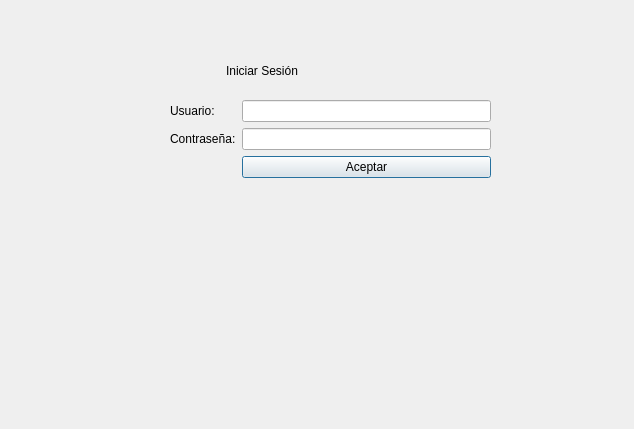
Above: untitled.ui from julinavas14/trabajo_programacion_sql before the change. Below: the same form after it.
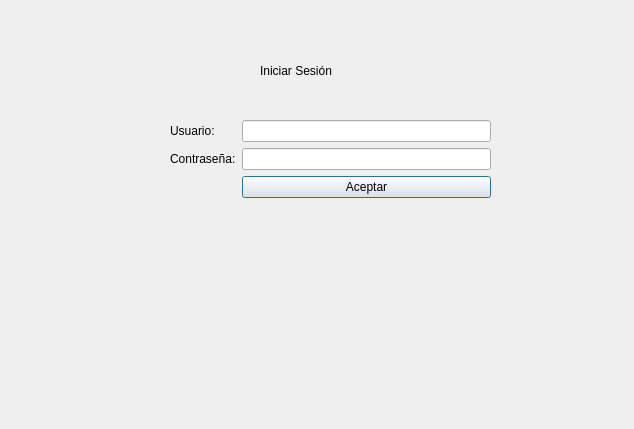
That is the form after the change.

Commit message: Cambio formato untitled.ui y el untitled.ui

Diff of the .ui file:
```diff
--- a/untitled.ui
+++ b/untitled.ui
@@ -17,7 +17,7 @@
    <property name="geometry">
     <rect>
      <x>170</x>
-     <y>100</y>
+     <y>120</y>
      <width>321</width>
      <height>281</height>
     </rect>
@@ -33,21 +33,21 @@
     <item row="0" column="1">
      <widget class="QLineEdit" name="inputUsuario"/>
     </item>
-    <item row="1" column="0">
+    <item row="3" column="0">
      <widget class="QLabel" name="contraseALabel">
       <property name="text">
        <string>Contraseña:</string>
       </property>
      </widget>
     </item>
-    <item row="1" column="1">
+    <item row="3" column="1">
      <widget class="QLineEdit" name="inputContrasena">
       <property name="text">
        <string/>
       </property>
      </widget>
     </item>
-    <item row="2" column="1">
+    <item row="4" column="1">
      <widget class="QPushButton" name="btnLogin">
       <property name="text">
        <string>Aceptar</string>
@@ -59,12 +59,18 @@
   <widget class="QLabel" name="label">
    <property name="geometry">
     <rect>
-     <x>226</x>
+     <x>260</x>
      <y>50</y>
-     <width>141</width>
+     <width>171</width>
      <height>41</height>
     </rect>
    </property>
+   <property name="minimumSize">
+    <size>
+     <width>171</width>
+     <height>0</height>
+    </size>
+   </property>
    <property name="toolTip">
     <string>&lt;html&gt;&lt;head/&gt;&lt;body&gt;&lt;p&gt;&lt;span style=&quot; font-size:14pt; font-weight:600;&quot;&gt;Iniciar Sesión&lt;/span&gt;&lt;/p&gt;&lt;/body&gt;&lt;/html&gt;</string>
    </property>
```
Left out of the diff: 3 changed lines with no effect on the pictures. The commit also changes 1 other file.
